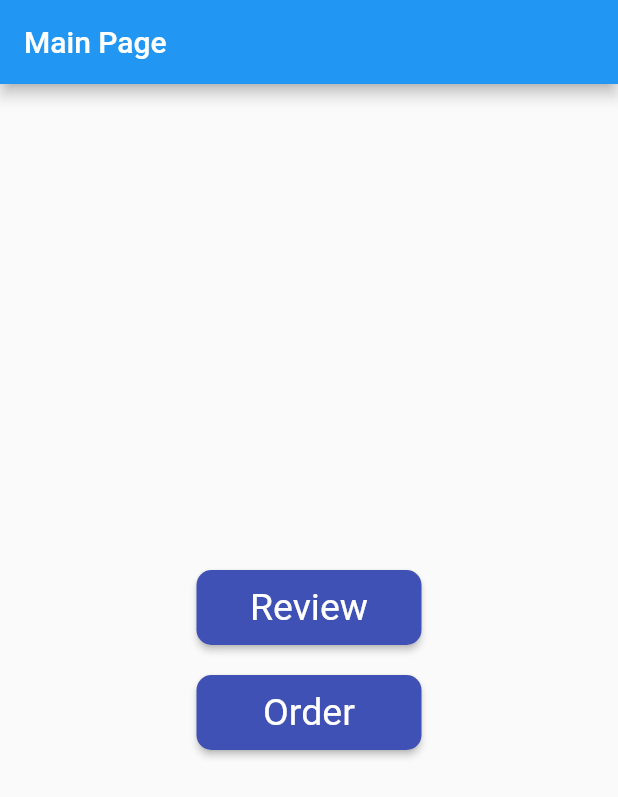
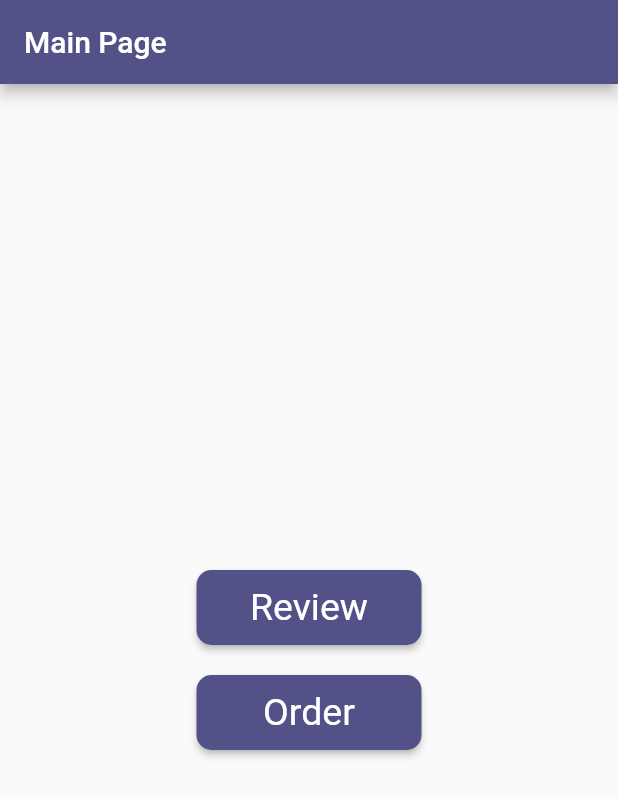
Before and after one commit to Haesun-Lee/tap_review, a Flutter app: the screen it shows after launch, on a phone screen of 412 x 824 dp. Shown: the top 797 px of the screen. Run offline on Flutter 3.47's test engine with Material 2 defaults, Android fonts, the phone set to English and light mode, and no system bars.

Commit message:
Update main_page.dart

```diff
--- a/lib/widgets/pages/main_page.dart
+++ b/lib/widgets/pages/main_page.dart
@@ -15,6 +15,7 @@ class _MainPageState extends State<MainPage> {
     return Scaffold(
         appBar: AppBar(
           title: Text('Main Page'),
+          backgroundColor: Color(0xFF525288),
         ),
         body: Center(
           child: Column(
@@ -30,7 +31,7 @@ class _MainPageState extends State<MainPage> {
                     shape: RoundedRectangleBorder(
                       borderRadius: BorderRadius.circular(10),
                     ),
-                    backgroundColor: Colors.indigo,
+                    backgroundColor: Color(0xFF525288),
                     foregroundColor: Colors.white,
                     textStyle: const TextStyle(fontSize: 25)),
               ),
@@ -47,7 +48,7 @@ class _MainPageState extends State<MainPage> {
                     shape: RoundedRectangleBorder(
                       borderRadius: BorderRadius.circular(10),
                     ),
-                    backgroundColor: Colors.indigo,
+                    backgroundColor: Color(0xFF525288),
                     foregroundColor: Colors.white,
                     textStyle: const TextStyle(fontSize: 25)),
               ),
```
